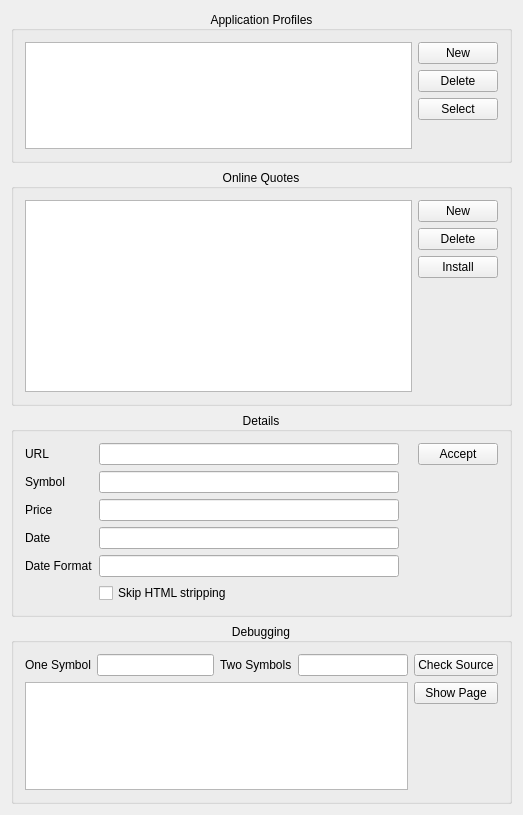
Qt form src/alkonlinequoteswidget.ui (rhabacker/alkimia) before a commit.
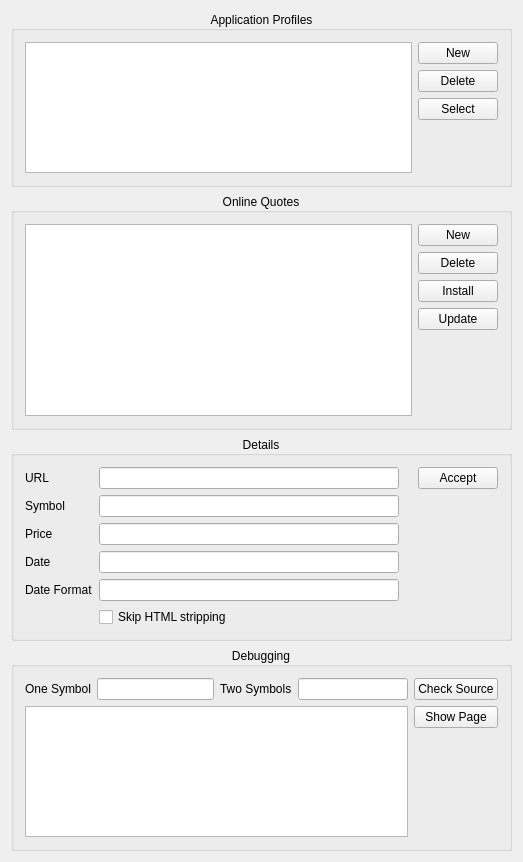
The same form after that commit. Custom widgets are drawn as their Qt base class.

The edit to the form file:
```diff
--- a/src/alkonlinequoteswidget.ui
+++ b/src/alkonlinequoteswidget.ui
@@ -7,7 +7,7 @@
     <x>0</x>
     <y>0</y>
     <width>523</width>
-    <height>815</height>
+    <height>862</height>
    </rect>
   </property>
   <property name="minimumSize">
@@ -129,6 +129,13 @@
               </property>
              </widget>
             </item>
+            <item>
+             <widget class="KPushButton" name="m_updateButton">
+              <property name="text">
+               <string>Update</string>
+              </property>
+             </widget>
+            </item>
             <item>
              <spacer name="verticalSpacer">
               <property name="orientation">
@@ -313,7 +320,7 @@
                <number>0</number>
               </property>
               <item>
-               <widget class="KPushButton" name="m_updateButton">
+               <widget class="KPushButton" name="m_acceptButton">
                 <property name="text">
                  <string comment="@action update quotes from online quote source">Accept</string>
                 </property>
@@ -430,9 +437,9 @@
  <layoutdefault spacing="6" margin="11"/>
  <customwidgets>
   <customwidget>
-   <class>KListWidget</class>
-   <extends>QListWidget</extends>
-   <header>klistwidget.h</header>
+   <class>KLineEdit</class>
+   <extends>QLineEdit</extends>
+   <header>klineedit.h</header>
   </customwidget>
   <customwidget>
    <class>KPushButton</class>
@@ -445,9 +452,9 @@
    <header>ktextedit.h</header>
   </customwidget>
   <customwidget>
-   <class>KLineEdit</class>
-   <extends>QLineEdit</extends>
-   <header>klineedit.h</header>
+   <class>KListWidget</class>
+   <extends>QListWidget</extends>
+   <header>klistwidget.h</header>
   </customwidget>
  </customwidgets>
  <resources/>
```
